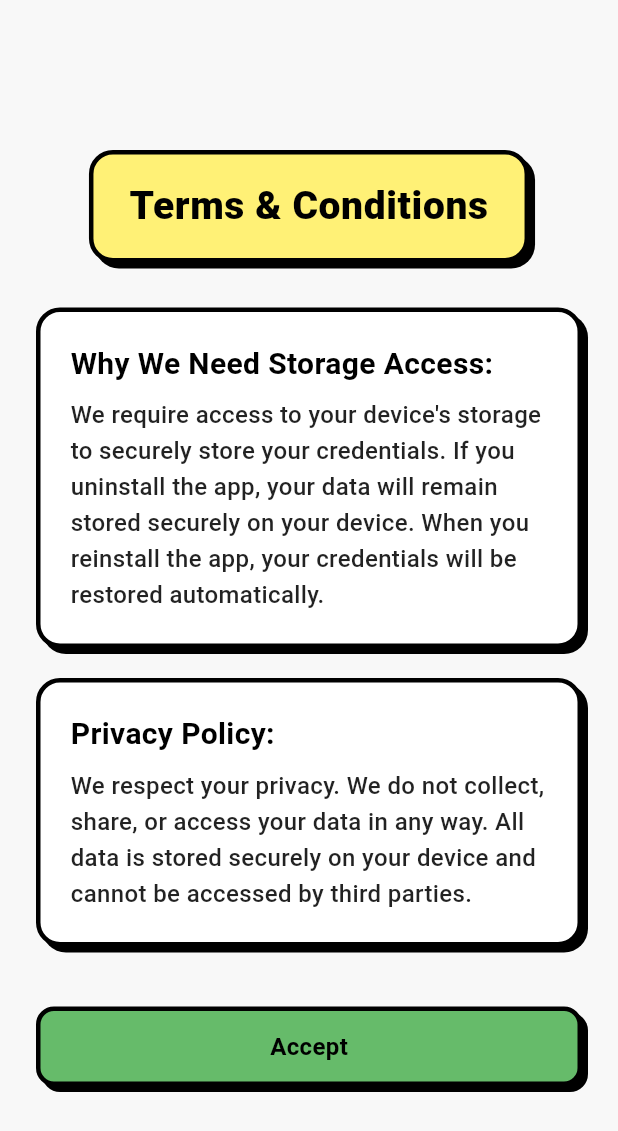
After one commit to byAtulJain/Passcode-Vault, a Flutter app: the AgreementPage screen opened directly, on a phone screen of 412 x 824 dp. The commit adds this screen. Shown: the top 1131 px of the screen. Run offline on Flutter 3.47's test engine with Material 3 defaults, Android fonts, the phone set to English and light mode, and no system bars; our stand-ins replace device_preview, in_app_review, lottie, permission_handler, shared_preferences; missing offline and left inert: encrypt, in_app_update; accounts and stored records are empty.

Commit message:
nothing chnage

```diff
--- /dev/null
+++ b/lib/agreement_page.dart
@@ -0,0 +1,228 @@
+import 'package:flutter/material.dart';
+import 'package:permission_handler/permission_handler.dart';
+
+class AgreementPage extends StatelessWidget {
+  const AgreementPage({super.key});
+
+  void _handleAccept(BuildContext context) async {
+    final status = await Permission.manageExternalStorage.request();
+
+    if (status.isGranted) {
+      Navigator.pushReplacementNamed(context, '/setPin');
+    } else {
+      _showPermissionDeniedDialog(context);
+    }
+  }
+
+  void _showPermissionDeniedDialog(BuildContext context) {
+    showDialog(
+      context: context,
+      builder: (context) => Dialog(
+        shape: RoundedRectangleBorder(
+          borderRadius: BorderRadius.circular(16),
+        ),
+        child: Container(
+          decoration: BoxDecoration(
+            color: Colors.white,
+            border: Border.all(color: Colors.black, width: 3),
+            borderRadius: BorderRadius.circular(16),
+            boxShadow: const [
+              BoxShadow(
+                color: Colors.black,
+                offset: Offset(4, 4),
+                blurRadius: 0,
+              ),
+            ],
+          ),
+          padding: const EdgeInsets.all(20),
+          child: Column(
+            mainAxisSize: MainAxisSize.min,
+            children: [
+              const Text(
+                "Permission Denied",
+                style: TextStyle(
+                  fontSize: 22,
+                  fontWeight: FontWeight.bold,
+                  color: Colors.black,
+                ),
+                textAlign: TextAlign.center,
+              ),
+              const SizedBox(height: 12),
+              const Text(
+                "Storage permission is necessary to store and secure your credentials. "
+                "You can enable it from settings to proceed.",
+                textAlign: TextAlign.center,
+                style: TextStyle(fontSize: 16, height: 1.4),
+              ),
+              const SizedBox(height: 20),
+              _buildDialogButton(context),
+            ],
+          ),
+        ),
+      ),
+    );
+  }
+
+  Widget _buildDialogButton(BuildContext context) {
+    return GestureDetector(
+      onTap: () => Navigator.pop(context),
+      child: Container(
+        padding: const EdgeInsets.symmetric(horizontal: 32, vertical: 12),
+        decoration: BoxDecoration(
+          color: Colors.grey[300],
+          border: Border.all(color: Colors.black, width: 2),
+          borderRadius: BorderRadius.circular(12),
+          boxShadow: const [
+            BoxShadow(
+              color: Colors.black,
+              offset: Offset(2, 2),
+              blurRadius: 0,
+            ),
+          ],
+        ),
+        child: const Text(
+          "OK",
+          style: TextStyle(
+            fontSize: 16,
+            fontWeight: FontWeight.bold,
+            color: Colors.black,
+          ),
+        ),
+      ),
+    );
+  }
+
+  @override
+  Widget build(BuildContext context) {
+    return Scaffold(
+      backgroundColor: const Color(0xFFF8F8F8),
+      body: Padding(
+        padding: const EdgeInsets.all(24.0),
+        child: Center(
+          child: Column(
+            mainAxisAlignment: MainAxisAlignment.center,
+            children: [
+              _buildHeader(),
+              const SizedBox(height: 30),
+              _buildContentBox(
+                "Why We Need Storage Access:",
+                "We require access to your device's storage to securely store your credentials. "
+                    "If you uninstall the app, your data will remain stored securely on your device. "
+                    "When you reinstall the app, your credentials will be restored automatically.",
+              ),
+              const SizedBox(height: 20),
+              _buildContentBox(
+                "Privacy Policy:",
+                "We respect your privacy. We do not collect, share, or access your data in any way. "
+                    "All data is stored securely on your device and cannot be accessed by third parties.",
+              ),
+              const SizedBox(height: 40),
+              _buildAcceptButton(context), // ✅ Only Accept Button
+            ],
+          ),
+        ),
+      ),
+    );
+  }
+
+  Widget _buildHeader() {
+    return Container(
+      padding: const EdgeInsets.symmetric(vertical: 16, horizontal: 24),
+      decoration: BoxDecoration(
+        color: Colors.yellow[300],
+        border: Border.all(color: Colors.black, width: 3),
+        borderRadius: BorderRadius.circular(16),
+        boxShadow: const [
+          BoxShadow(
+            color: Colors.black,
+            offset: Offset(4, 4),
+            blurRadius: 0,
+          ),
+        ],
+      ),
+      child: const Text(
+        "Terms & Conditions",
+        style: TextStyle(
+          fontSize: 26,
+          fontWeight: FontWeight.w900,
+          color: Colors.black,
+          letterSpacing: 0.4,
+        ),
+        textAlign: TextAlign.center,
+      ),
+    );
+  }
+
+  Widget _buildContentBox(String title, String description) {
+    return Container(
+      padding: const EdgeInsets.all(20),
+      decoration: BoxDecoration(
+        color: Colors.white,
+        border: Border.all(color: Colors.black, width: 3),
+        borderRadius: BorderRadius.circular(16),
+        boxShadow: const [
+          BoxShadow(
+            color: Colors.black,
+            offset: Offset(4, 4),
+            blurRadius: 0,
+          ),
+        ],
+      ),
+      child: Column(
+        crossAxisAlignment: CrossAxisAlignment.start,
+        children: [
+          Text(
+            title,
+            style: const TextStyle(
+              fontSize: 20,
+              fontWeight: FontWeight.bold,
+              color: Colors.black,
+            ),
+          ),
+          const SizedBox(height: 8),
+          Text(
+            description,
+            style: const TextStyle(
+              fontSize: 16,
+              fontWeight: FontWeight.w500,
+              color: Colors.black87,
+              height: 1.5,
+            ),
+          ),
+        ],
+      ),
+    );
+  }
+
+  Widget _buildAcceptButton(BuildContext context) {
+    return GestureDetector(
+      onTap: () => _handleAccept(context),
+      child: Container(
+        width: double.infinity,
+        padding: const EdgeInsets.symmetric(horizontal: 32, vertical: 12),
+        decoration: BoxDecoration(
+          color: Colors.green[400],
+          border: Border.all(color: Colors.black, width: 3),
+          borderRadius: BorderRadius.circular(12),
+          boxShadow: const [
+            BoxShadow(
+              color: Colors.black,
+              offset: Offset(4, 4),
+              blurRadius: 0,
+            ),
+          ],
+        ),
+        child: Center(
+          child: const Text(
+            "Accept",
+            style: TextStyle(
+              fontSize: 16,
+              fontWeight: FontWeight.bold,
+              color: Colors.black,
+            ),
+          ),
+        ),
+      ),
+    );
+  }
+}
--- a/lib/main.dart
+++ b/lib/main.dart
@@ -2,6 +2,7 @@ import 'package:device_preview/device_preview.dart';
 import 'package:flutter/foundation.dart';
 import 'package:flutter/material.dart';
 import 'package:shared_preferences/shared_preferences.dart';
+import 'agreement_page.dart';
 import 'services/storage_service.dart';
 import 'enter_pin.dart';
 import 'set_pin.dart';
@@ -33,6 +34,7 @@ class MyApp extends StatelessWidget {
         '/setPin': (context) => const SetPinPage(),
         '/enterPin': (context) => const EnterPinPage(),
         '/passcode': (context) => const PasscodePage(),
+        '/agreement': (context) => const AgreementPage(), // <-- New route
       },
     );
   }
--- a/lib/onboarding.dart
+++ b/lib/onboarding.dart
@@ -37,8 +37,10 @@ class _OnboardingScreenState extends State<OnboardingScreen> {
   Future<void> _completeOnboarding() async {
     final prefs = await SharedPreferences.getInstance();
     await prefs.setBool('hasSeenOnboarding', true);
+
+    // Redirect to Agreement Page instead of PIN setup
     if (mounted) {
-      Navigator.pushReplacementNamed(context, '/setPin');
+      Navigator.pushReplacementNamed(context, '/agreement');
     }
   }
 
--- a/lib/settings_page.dart
+++ b/lib/settings_page.dart
@@ -78,7 +78,8 @@ class SettingsPage extends StatelessWidget {
                   context,
                   'Privacy Policy',
                   'assets/privacy_policy.png',
-                  () => _launchUrl('https://your-privacy-policy-url.com'),
+                  () => _launchUrl(
+                      'https://sites.google.com/view/passcode-privacy-policy?usp=sharing'),
                   Colors.blue[100]!,
                 ),
                 const SizedBox(height: 16),
--- a/pubspec.yaml
+++ b/pubspec.yaml
@@ -16,7 +16,7 @@ publish_to: 'none' # Remove this line if you wish to publish to pub.dev
 # https://developer.apple.com/library/archive/documentation/General/Reference/InfoPlistKeyReference/Articles/CoreFoundationKeys.html
 # In Windows, build-name is used as the major, minor, and patch parts
 # of the product and file versions while build-number is used as the build suffix.
-version: 1.0.0+2
+version: 1.0.0+3
 
 environment:
   sdk: ^3.5.3
```
Also changed, not shown: 1 other file.
